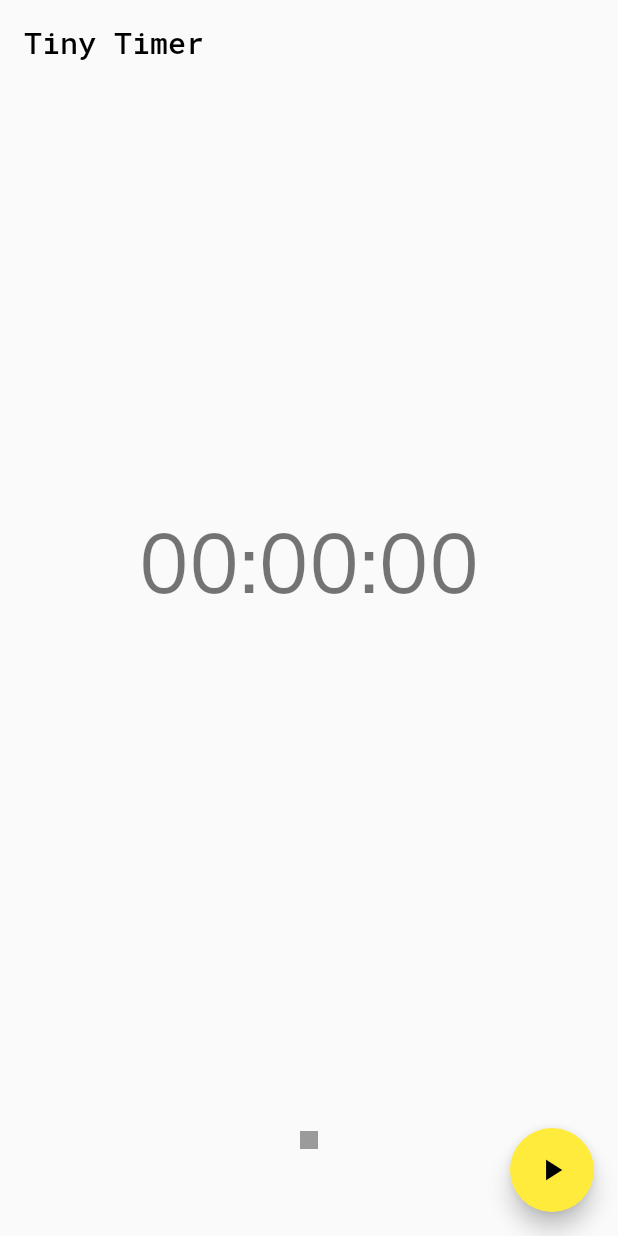
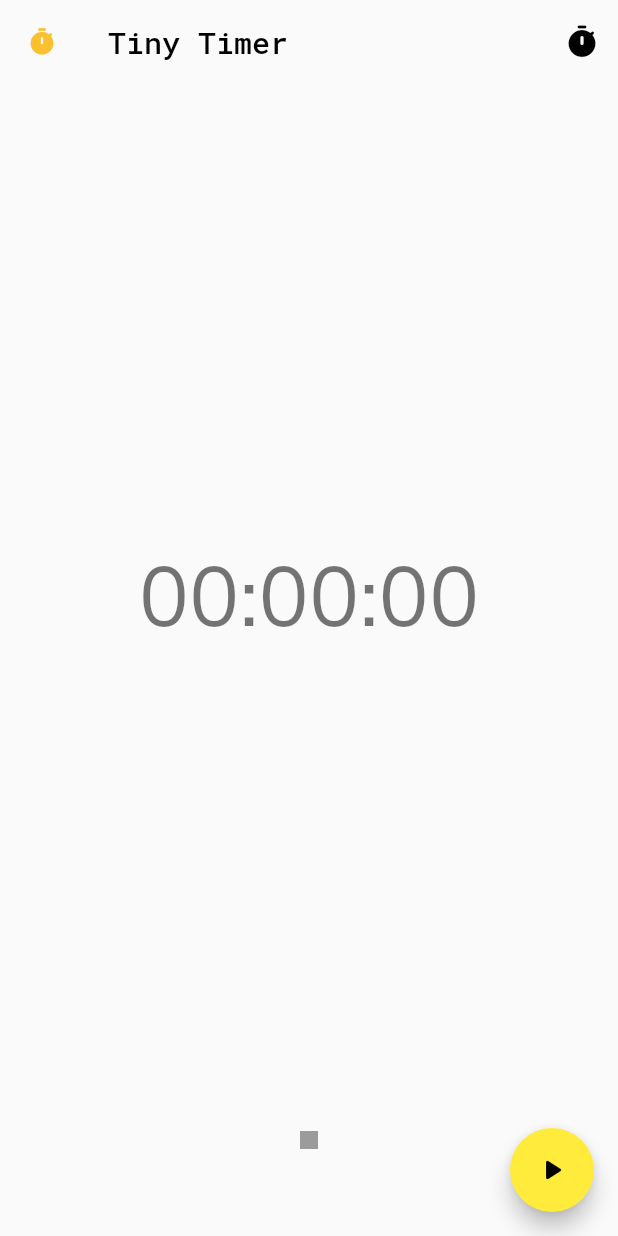
Before and after one commit to eze-mangalu/tinytimer, a Flutter app: the screen it shows after launch, on a phone screen of 412 x 824 dp. Run offline on Flutter 3.47's test engine with Material 2 defaults, Android fonts, the phone set to English and light mode, and no system bars; our stand-ins replace google_fonts.

Commit message:
Added new list route, refactored nav_bar and homepage layouts

```diff
--- a/lib/layouts/narrow.dart
+++ /dev/null
@@ -1,55 +0,0 @@
-import 'package:flutter/material.dart';
-import 'package:timer/widgets/display.dart';
-
-class NarrowLayout extends StatelessWidget {
-  final String title;
-  final Duration duration;
-  final void Function() reset;
-  final void Function() start;
-  final void Function() pause;
-  final bool isPaused;
-
-  const NarrowLayout(
-      {Key? key,
-      required this.title,
-      required this.duration,
-      required this.reset,
-      required this.start,
-      required this.pause,
-      required this.isPaused})
-      : super(key: key);
-
-  @override
-  Widget build(BuildContext context) {
-    return Scaffold(
-        appBar: AppBar(
-          title: Text(title),
-        ),
-        body: Column(
-          mainAxisAlignment: MainAxisAlignment.center,
-          children: [
-            Expanded(
-              child: Display(duration: duration),
-            ),
-            Padding(
-              padding: const EdgeInsets.all(40.0),
-              child: IconButton(
-                onPressed: (duration.inMilliseconds > 0) ? reset : null,
-                icon: const Icon(Icons.stop),
-              ),
-            ),
-          ],
-        ),
-        floatingActionButton: isPaused
-            ? FloatingActionButton(
-                onPressed: start,
-                child: const Icon(Icons.play_arrow),
-              )
-            : FloatingActionButton(
-                onPressed: pause,
-                backgroundColor: Colors.black,
-                foregroundColor: Colors.white,
-                child: const Icon(Icons.pause),
-              ));
-  }
-}
--- a/lib/main.dart
+++ b/lib/main.dart
@@ -17,18 +17,19 @@ class MyApp extends StatelessWidget {
       title: title,
       theme: _buildTheme(),
       home: HomePage(title: title),
+      debugShowCheckedModeBanner: false,
     );
   }
 
   ThemeData _buildTheme() {
     var baseTheme = ThemeData(
-        colorScheme: ColorScheme.fromSwatch(primarySwatch: Colors.yellow));
+      colorScheme: ColorScheme.fromSwatch(primarySwatch: Colors.yellow),
+    );
 
     return baseTheme.copyWith(
       appBarTheme: baseTheme.appBarTheme.copyWith(
           elevation: 0,
           backgroundColor: baseTheme.scaffoldBackgroundColor,
-          // foregroundColor: baseTheme.primaryColor,
           centerTitle: false),
       textTheme: GoogleFonts.robotoMonoTextTheme(baseTheme.textTheme).copyWith(
         displayLarge:
--- a/lib/screens/home.dart
+++ b/lib/screens/home.dart
@@ -1,13 +1,11 @@
 import 'dart:async';
 
 import 'package:flutter/material.dart';
-
-import '../layouts/narrow.dart';
-import '../layouts/wide.dart';
+import '../widgets/display.dart';
+import '../widgets/nav_bar.dart';
 
 class HomePage extends StatefulWidget {
   const HomePage({Key? key, required this.title}) : super(key: key);
-
   final String title;
 
   @override
@@ -49,25 +47,71 @@ class _HomePageState extends State<HomePage> {
   @override
   Widget build(BuildContext context) {
     final bool isTimerRunning = timer?.isActive ?? false;
+    final double maxWidth = MediaQuery.of(context).size.width;
 
-    return LayoutBuilder(builder: ((context, constraints) {
-      if (constraints.maxWidth > 500) {
-        return WideLayout(
-            title: widget.title,
-            duration: secondsElapsed,
-            pause: _pause,
-            start: _start,
-            reset: _reset,
-            isPaused: !isTimerRunning);
-      } else {
-        return NarrowLayout(
-            title: widget.title,
-            duration: secondsElapsed,
-            reset: _reset,
-            start: _start,
-            pause: _pause,
-            isPaused: !isTimerRunning);
-      }
-    }));
+    return Scaffold(
+      appBar: NavBar(
+        title: widget.title,
+      ),
+      body: maxWidth > 500
+          ? Column(
+              children: [
+                Expanded(
+                  child: Display(
+                      duration: secondsElapsed,
+                      style: Theme.of(context).textTheme.displayLarge),
+                ),
+                Expanded(
+                  child: Row(
+                    mainAxisAlignment: MainAxisAlignment.center,
+                    children: [
+                      IconButton(
+                        onPressed:
+                            secondsElapsed.inMilliseconds > 0 ? _reset : null,
+                        icon: const Icon(Icons.stop),
+                      ),
+                      const SizedBox(width: 100),
+                      !isTimerRunning
+                          ? IconButton(
+                              onPressed: _start,
+                              icon: const Icon(Icons.play_arrow_rounded))
+                          : IconButton(
+                              onPressed: _pause,
+                              icon: const Icon(Icons.pause_rounded)),
+                    ],
+                  ),
+                ),
+              ],
+            )
+          : Column(
+              mainAxisAlignment: MainAxisAlignment.center,
+              children: [
+                Expanded(
+                  child: Display(duration: secondsElapsed),
+                ),
+                Padding(
+                  padding: const EdgeInsets.all(40.0),
+                  child: IconButton(
+                    onPressed:
+                        (secondsElapsed.inMilliseconds > 0) ? _reset : null,
+                    icon: const Icon(Icons.stop),
+                  ),
+                ),
+              ],
+            ),
+      floatingActionButton: (maxWidth > 500)
+          ? null
+          : (!isTimerRunning
+              ? FloatingActionButton(
+                  onPressed: _start,
+                  child: const Icon(Icons.play_arrow_rounded),
+                )
+              : FloatingActionButton(
+                  onPressed: _pause,
+                  backgroundColor: Colors.black,
+                  foregroundColor: Colors.white,
+                  child: const Icon(Icons.pause_rounded),
+                )),
+    );
   }
 }
--- /dev/null
+++ b/lib/widgets/nav_bar.dart
@@ -0,0 +1,42 @@
+import 'package:flutter/material.dart';
+import 'package:timer/screens/list.dart';
+
+class NavBar extends StatelessWidget with PreferredSizeWidget {
+  final String title;
+
+  const NavBar({Key? key, required this.title}) : super(key: key);
+
+  @override
+  Widget build(BuildContext context) {
+    final double maxWidth = MediaQuery.of(context).size.width;
+    const String listTitle = 'Timers';
+    void _viewList() {
+      Navigator.push(
+          context, MaterialPageRoute(builder: (context) => const ListPage()));
+    }
+
+    return AppBar(
+      leading: Icon(Icons.timer_rounded, size: 20, color: Colors.yellow[700]),
+      title: Text(title),
+      actions: [
+        maxWidth > 500
+            ? TextButton(
+                onPressed: _viewList,
+                style: ButtonStyle(
+                  foregroundColor:
+                      MaterialStateProperty.all<Color>(Colors.black),
+                  padding: MaterialStateProperty.all<EdgeInsetsGeometry>(
+                      const EdgeInsets.symmetric(horizontal: 20.0)),
+                ),
+                child: const Text(listTitle))
+            : IconButton(
+                tooltip: listTitle,
+                onPressed: _viewList,
+                icon: const Icon(Icons.timer_rounded))
+      ],
+    );
+  }
+
+  @override
+  Size get preferredSize => const Size.fromHeight(100);
+}
```
Also changed, not shown: lib/layouts/wide.dart (deleted, +0 -58 lines), lib/screens/list.dart (added, +14 -0 lines).
